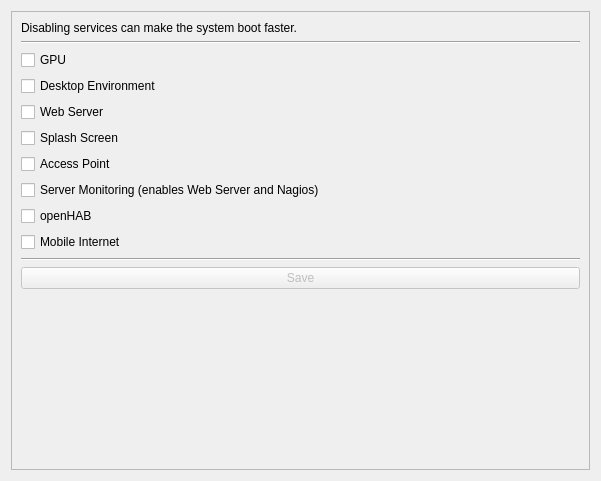
Tinkerforge/brickv, file src/brickv/plugin_system/plugins/red/ui/red_tab_settings_services.ui: the form before one commit.
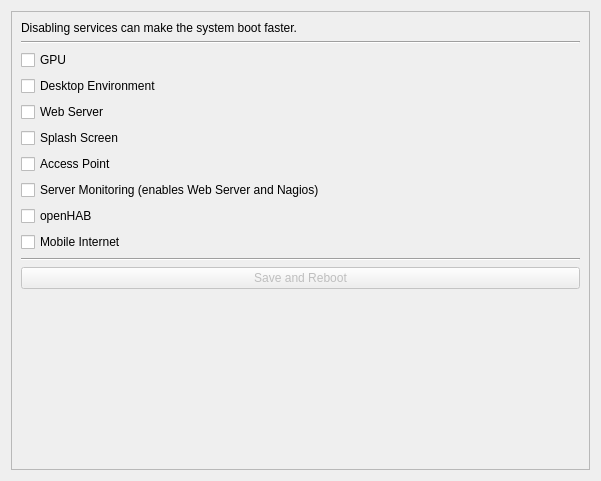
The form after the commit.

Commit message: red-brick: Handle reboot initiating events properly

Diff of the .ui file:
```diff
--- a/src/brickv/plugin_system/plugins/red/ui/red_tab_settings_services.ui
+++ b/src/brickv/plugin_system/plugins/red/ui/red_tab_settings_services.ui
@@ -72,7 +72,7 @@
             <bool>false</bool>
            </property>
            <property name="text">
-            <string>Save</string>
+            <string>Save and Reboot</string>
            </property>
           </widget>
          </item>
```
The commit also changes 4 other files.
